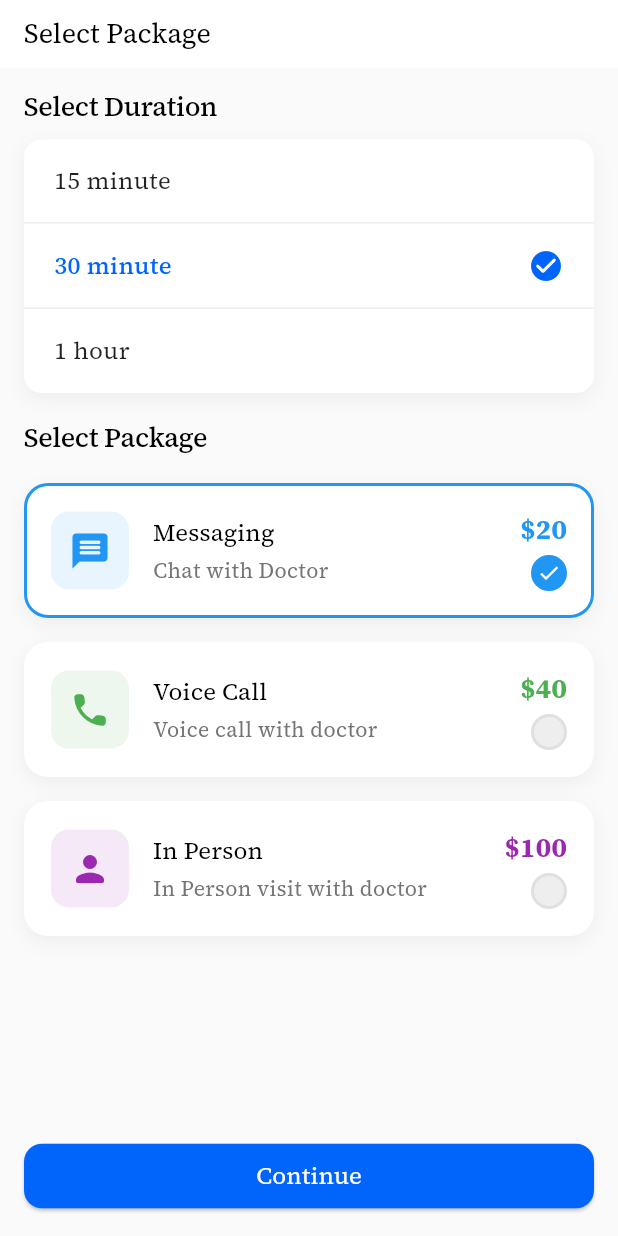
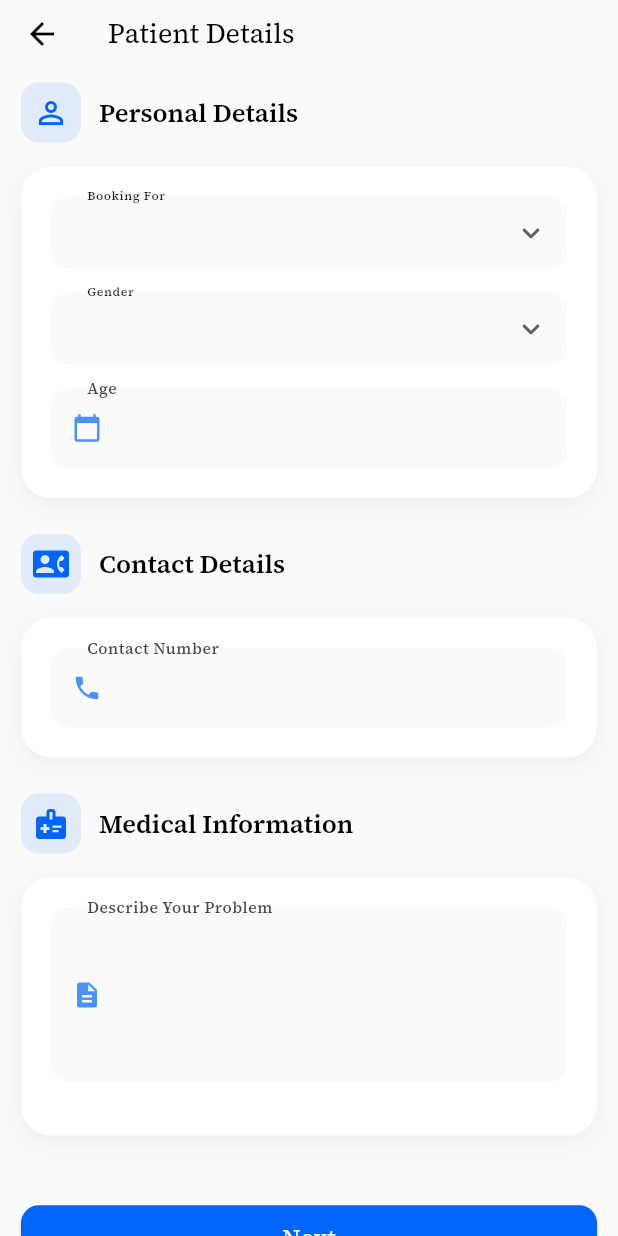
Before and after one commit to NamanGajera/Doctor-House, a Flutter app: the SelectPackageScreen screen opened by its route, after a tap on "Continue", on a phone screen of 412 x 824 dp. Run offline on Flutter 3.47's test engine with Material 3 defaults, Android fonts, the phone set to English and light mode, and no system bars; our stand-ins replace animate_do, flutter_bloc, flutter_keyboard_visibility, flutter_svg, font_awesome_flutter, go_router and 7 more; accounts and stored records are empty; project files that could hold a hidden picture were left out.

Commit message:
patient details screen done

```diff
--- a/lib/routers/route_names.dart
+++ b/lib/routers/route_names.dart
@@ -22,3 +22,4 @@ const String hospitalDetailScreenName = 'hospitalDetails';
 /// Book Appointment Screen Route Name
 const String bookAppointmentScreenName = 'bookAppointment';
 const String selectPackageScreenName = 'selectPackage';
+const String patientDetailsScreenName = 'patientDetails';
--- a/lib/routers/route_path.dart
+++ b/lib/routers/route_path.dart
@@ -22,3 +22,4 @@ const String hospitalDetailsScreenPath = '/hospitalDetails';
 /// Book Appointment Screen Route Name
 const String bookAppointmentScreenPath = '/bookAppointment';
 const String selectPackageScreenPath = '/selectPackage';
+const String patientDetailsScreenPath = '/patientDetails';
--- a/lib/routers/router.dart
+++ b/lib/routers/router.dart
@@ -16,6 +16,7 @@ import 'package:doctor_house/screens/widgets/bottom_bar_screen.dart';
 import 'package:doctor_house/screens/widgets/splash_screen.dart';
 import 'package:go_router/go_router.dart';
 
+import '../screens/bookAppointmentScreen/patient_details_screen.dart';
 import '../screens/completeProfileScreen/complete_profile_screen.dart';
 import '../screens/doctorListScreen/doctor_list_screen.dart';
 import '../screens/homeScreen/home_screen.dart';
@@ -160,10 +161,18 @@ final GoRouter appRouter = GoRouter(
     ),
 
     GoRoute(
-        path: selectPackageScreenPath,
-        name: selectPackageScreenName,
+      path: selectPackageScreenPath,
+      name: selectPackageScreenName,
+      builder: (context, state) {
+        return const SelectPackageScreen();
+      },
+    ),
+
+    GoRoute(
+        path: patientDetailsScreenPath,
+        name: patientDetailsScreenName,
         builder: (context, state) {
-          return const SelectPackageScreen();
-        }),
+          return const PatientDetailsScreen();
+        })
   ],
 );
--- /dev/null
+++ b/lib/screens/bookAppointmentScreen/patient_details_screen.dart
@@ -0,0 +1,302 @@
+import 'package:doctor_house/core/extension/build_context_extenstion.dart';
+import 'package:flutter/material.dart';
+
+import '../../core/constants/colors.dart';
+import '../../core/constants/widgets.dart';
+
+class PatientDetailsScreen extends StatefulWidget {
+  const PatientDetailsScreen({super.key});
+
+  @override
+  _PatientDetailsScreenState createState() => _PatientDetailsScreenState();
+}
+
+class _PatientDetailsScreenState extends State<PatientDetailsScreen> {
+  final _formKey = GlobalKey<FormState>();
+  String? bookingFor, gender, name, age, problem, contactNumber, preferredTime;
+  bool isOther = false;
+
+  @override
+  Widget build(BuildContext context) {
+    return Scaffold(
+      backgroundColor: context.isDarkTheme ? Colors.black : Colors.grey.shade50,
+      appBar: AppBar(
+        backgroundColor: context.isDarkTheme ? Colors.black : Colors.grey.shade50,
+        surfaceTintColor: context.isDarkTheme ? Colors.black : Colors.grey.shade50,
+        title: Text(
+          'Patient Details',
+          style: Theme.of(context).textTheme.displaySmall,
+        ),
+      ),
+      body: Form(
+        key: _formKey,
+        child: SingleChildScrollView(
+          child: Padding(
+            padding: EdgeInsets.symmetric(horizontal: 14, vertical: 10),
+            child: Column(
+              children: [
+                _buildSection(
+                  'Personal Details',
+                  Icons.person_outline,
+                  [
+                    _buildAnimatedDropdown(
+                      'Booking For',
+                      bookingFor,
+                      ['Self', 'Other'],
+                      (value) {
+                        setState(() {
+                          bookingFor = value;
+                          isOther = value == 'Other';
+                        });
+                      },
+                    ),
+                    if (isOther) ...[
+                      const SizedBox(height: 16),
+                      _buildAnimatedTextField(
+                        'Patient Name',
+                        Icons.person,
+                        onChanged: (value) => name = value,
+                      ),
+                    ],
+                    const SizedBox(height: 16),
+                    _buildAnimatedDropdown(
+                      'Gender',
+                      gender,
+                      ['Male', 'Female', 'Other'],
+                      (value) => setState(() => gender = value),
+                    ),
+                    const SizedBox(height: 16),
+                    _buildAnimatedTextField(
+                      'Age',
+                      Icons.calendar_today,
+                      keyboardType: TextInputType.number,
+                      onChanged: (value) => age = value,
+                    ),
+                  ],
+                ),
+                _buildSection(
+                  'Contact Details',
+                  Icons.contact_phone,
+                  [
+                    _buildAnimatedTextField(
+                      'Contact Number',
+                      Icons.phone,
+                      keyboardType: TextInputType.phone,
+                      onChanged: (value) => contactNumber = value,
+                    ),
+                  ],
+                ),
+                _buildSection(
+                  'Medical Information',
+                  Icons.medical_information,
+                  [
+                    _buildAnimatedTextField(
+                      'Describe Your Problem',
+                      Icons.description,
+                      maxLines: 4,
+                      onChanged: (value) => problem = value,
+                    ),
+                    const SizedBox(height: 16),
+                  ],
+                ),
+                const SizedBox(height: 20),
+                CustomButton(
+                  label: 'Next',
+                  onPressed: () {
+                    // context.push(patientDetailsScreenPath);
+                  },
+                  padding: EdgeInsets.symmetric(vertical: 10),
+                  width: double.infinity,
+                  borderRadius: 12,
+                  color: primaryBlueColor,
+                  textColor: Colors.white,
+                ),
+                const SizedBox(height: 10),
+              ],
+            ),
+          ),
+        ),
+      ),
+    );
+  }
+
+  Widget _buildSection(String title, IconData icon, List<Widget> children) {
+    return Container(
+      margin: const EdgeInsets.only(bottom: 24),
+      child: Column(
+        crossAxisAlignment: CrossAxisAlignment.start,
+        children: [
+          Row(
+            children: [
+              Container(
+                padding: const EdgeInsets.all(8),
+                decoration: BoxDecoration(
+                  color: primaryBlueColor.withOpacity(0.1),
+                  borderRadius: BorderRadius.circular(12),
+                ),
+                child: Icon(icon, color: primaryBlueColor),
+              ),
+              const SizedBox(width: 12),
+              Text(
+                title,
+                style: Theme.of(context).textTheme.titleLarge?.copyWith(fontSize: 17),
+              ),
+            ],
+          ),
+          const SizedBox(height: 16),
+          Container(
+            padding: const EdgeInsets.all(20),
+            decoration: BoxDecoration(
+              color: context.isDarkTheme ? Colors.black : Colors.white,
+              borderRadius: BorderRadius.circular(20),
+              border: context.isDarkTheme ? Border.all(color: Colors.white54) : null,
+              boxShadow: context.isDarkTheme
+                  ? null
+                  : [
+                      BoxShadow(
+                        color: Colors.grey.shade200,
+                        blurRadius: 10,
+                        offset: const Offset(0, 5),
+                      ),
+                    ],
+            ),
+            child: Column(children: children),
+          ),
+        ],
+      ),
+    );
+  }
+
+  Widget _buildAnimatedTextField(
+    String label,
+    IconData icon, {
+    int maxLines = 1,
+    TextInputType? keyboardType,
+    required ValueChanged<String> onChanged,
+  }) {
+    return TextFormField(
+      decoration: InputDecoration(
+        labelText: label,
+        prefixIcon: Icon(
+          icon,
+          color: primaryBlueColor.withOpacity(0.7),
+          size: 20,
+        ),
+        border: OutlineInputBorder(
+          borderRadius: BorderRadius.circular(12),
+          borderSide: BorderSide.none,
+        ),
+        filled: true,
+        fillColor: context.isDarkTheme ? Colors.white10 : Colors.grey.shade50,
+        floatingLabelBehavior: FloatingLabelBehavior.always,
+        contentPadding: const EdgeInsets.symmetric(horizontal: 20, vertical: 16),
+      ),
+      maxLines: maxLines,
+      keyboardType: keyboardType,
+      onChanged: onChanged,
+      validator: (value) => value!.isEmpty ? 'This field is required' : null,
+    );
+  }
+
+  Widget _buildAnimatedDropdown(
+    String label,
+    String? value,
+    List<String> items,
+    ValueChanged<String?> onChanged,
+  ) {
+    return DropdownButtonFormField<String>(
+      decoration: InputDecoration(
+        labelText: label,
+        labelStyle: Theme.of(context).textTheme.labelSmall,
+        border: OutlineInputBorder(
+          borderRadius: BorderRadius.circular(12),
+          borderSide: BorderSide.none,
+        ),
+        filled: true,
+        fillColor: context.isDarkTheme ? Colors.white10 : Colors.grey.shade50,
+        floatingLabelBehavior: FloatingLabelBehavior.always,
+        contentPadding: const EdgeInsets.symmetric(horizontal: 20, vertical: 8),
+      ),
+      value: items.contains(value) ? value : null,
+      items: items.map((item) => DropdownMenuItem(value: item, child: Text(item))).toList(),
+      onChanged: onChanged,
+      validator: (value) => value == null ? 'Please select $label' : null,
+      icon: const Icon(Icons.keyboard_arrow_down_rounded),
+      isExpanded: true,
+      borderRadius: BorderRadius.circular(10),
+      dropdownColor: context.isDarkTheme ? Colors.black : Colors.white,
+    );
+  }
+
+  Widget _buildTimeSelector() {
+    return Column(
+      crossAxisAlignment: CrossAxisAlignment.start,
+      children: [
+        const Text(
+          'Preferred Time',
+          style: TextStyle(fontSize: 16, fontWeight: FontWeight.w500),
+        ),
+        const SizedBox(height: 12),
+        Row(
+          children: [
+            _buildTimeChip('Morning', Icons.wb_sunny_outlined),
+            const SizedBox(width: 12),
+            _buildTimeChip('Afternoon', Icons.wb_sunny),
+            const SizedBox(width: 12),
+            _buildTimeChip('Evening', Icons.nights_stay_outlined),
+          ],
+        ),
+      ],
+    );
+  }
+
+  Widget _buildTimeChip(String time, IconData icon) {
+    final isSelected = preferredTime == time;
+    return Expanded(
+      child: InkWell(
+        onTap: () => setState(() => preferredTime = time),
+        child: Container(
+          padding: const EdgeInsets.symmetric(vertical: 12),
+          decoration: BoxDecoration(
+            color: isSelected ? Theme.of(context).colorScheme.primary : Colors.grey.shade50,
+            borderRadius: BorderRadius.circular(12),
+            border: Border.all(
+              color: isSelected ? Theme.of(context).colorScheme.primary : Colors.grey.shade300,
+            ),
+          ),
+          child: Column(
+            children: [
+              Icon(
+                icon,
+                color: isSelected ? Colors.white : Colors.grey.shade600,
+              ),
+              const SizedBox(height: 8),
+              Text(
+                time,
+                style: TextStyle(
+                  color: isSelected ? Colors.white : Colors.grey.shade600,
+                  fontWeight: FontWeight.w500,
+                ),
+              ),
+            ],
+          ),
+        ),
+      ),
+    );
+  }
+
+  void _submitForm() {
+    if (_formKey.currentState!.validate()) {
+      ScaffoldMessenger.of(context).showSnackBar(
+        SnackBar(
+          content: const Text('Processing Appointment'),
+          behavior: SnackBarBehavior.floating,
+          shape: RoundedRectangleBorder(
+            borderRadius: BorderRadius.circular(12),
+          ),
+          backgroundColor: Theme.of(context).colorScheme.primary,
+        ),
+      );
+    }
+  }
+}
--- a/lib/screens/bookAppointmentScreen/select_package_screen.dart
+++ b/lib/screens/bookAppointmentScreen/select_package_screen.dart
@@ -1,7 +1,9 @@
 import 'package:doctor_house/core/constants/colors.dart';
 import 'package:doctor_house/core/constants/widgets.dart';
 import 'package:doctor_house/core/extension/build_context_extenstion.dart';
+import 'package:doctor_house/routers/route_path.dart';
 import 'package:flutter/material.dart';
+import 'package:go_router/go_router.dart';
 
 class SelectPackageScreen extends StatefulWidget {
   const SelectPackageScreen({super.key});
@@ -153,7 +155,9 @@ class _SelectPackageScreenState extends State<SelectPackageScreen> {
               const SizedBox(height: 16),
               CustomButton(
                 label: 'Continue',
-                onPressed: () {},
+                onPressed: () {
+                  context.push(patientDetailsScreenPath);
+                },
                 padding: EdgeInsets.symmetric(vertical: 10),
                 width: double.infinity,
                 borderRadius: 12,
```
